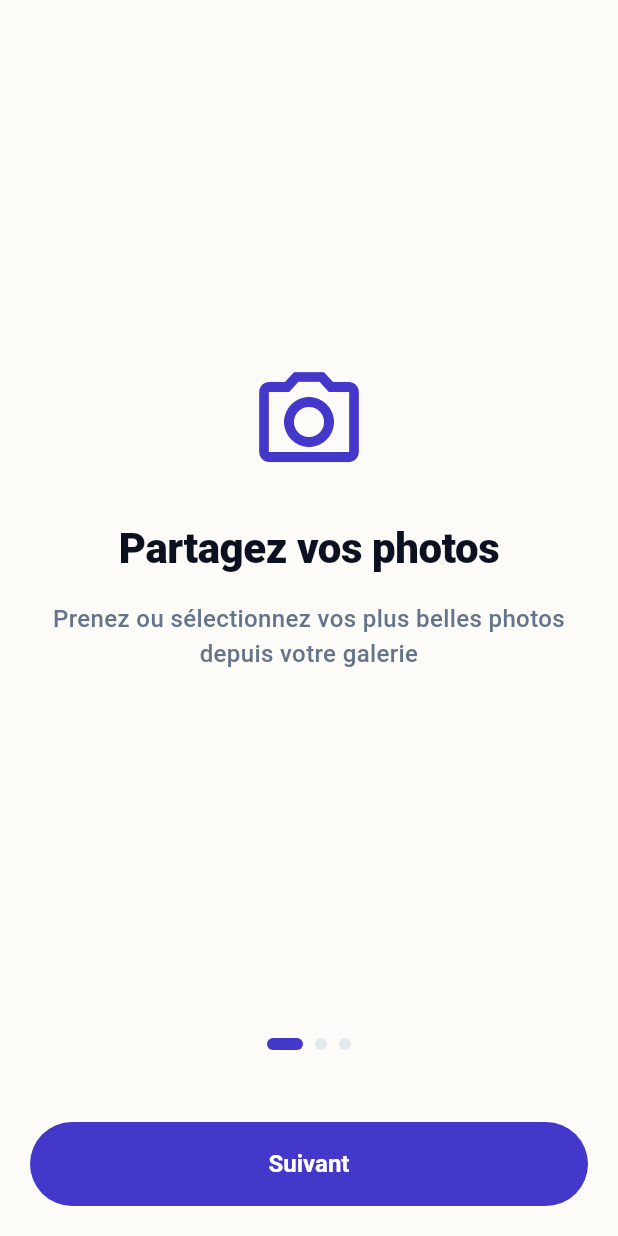
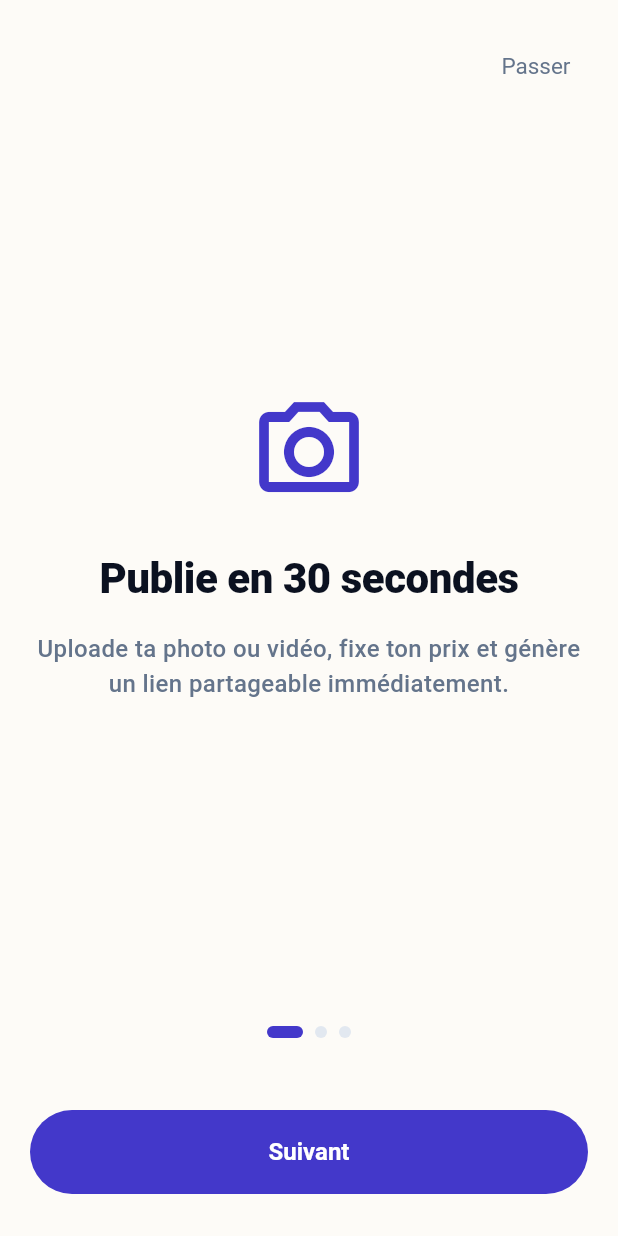
Before and after one commit to ouattaraab/seemi, a Flutter app: the screen it shows after launch, on a phone screen of 412 x 824 dp. Run offline on Flutter 3.47's test engine with Material 3 defaults, Android fonts, the phone set to English and light mode, and no system bars; our stand-ins replace dio, firebase_core, firebase_messaging, flutter_contacts, flutter_secure_storage, go_router and 4 more; missing offline and left inert: gal, video_thumbnail; accounts and stored records are empty; generated files the repository leaves out were written again; Roboto replaces fonts that are missing (Plus Jakarta Sans).

Commit message:
chore(pré-prod): groupes A-D + reset password screen
Groupe A — Deep linking
- ios/Runner/Runner.entitlements : applinks:seemi.click

Groupe C — Offline & UX
- wallet_provider.dart : cache SharedPreferences solde + totalCredits
- content_provider.dart : cache SharedPreferences totalViews + totalSales
- home_dashboard_tab.dart : utilise provider.totalViews/totalSales

Groupe D — Dette technique
- app_spacing.dart : kIconSizeSm=16, kIconSizeXl=48
- home_screen.dart : lazy loading IndexedStack (_visitedTabs) + import AppSpacing
- payout_constants.dart : constantes kTypeMobileMoney, kTypeBankAccount, kProviderOrange/Mtn/Wave
- payout_method_provider.dart : utilise PayoutConstants
- payout_method_screen.dart : utilise PayoutConstants
- payout_repository.dart : messages erreur EN → FR
- wallet_provider.dart : suppression dead code loadMoreWithdrawals()
- lib/core/**/.gitkeep : suppression fichiers stale

Plan 20 items — Phase 4 Flutter
- reset_password_screen.dart : écran reset password (deep link token+email)
- app_router.dart : GoRoute /reset-password + import

Co-Authored-By: Claude Sonnet 4.6 <noreply@anthropic.com>

```diff
--- a/lib/core/routing/app_router.dart
+++ b/lib/core/routing/app_router.dart
@@ -5,6 +5,7 @@ import 'package:ppv_app/core/routing/route_names.dart';
 import 'package:ppv_app/core/storage/secure_storage_service.dart';
 import 'package:ppv_app/features/auth/presentation/screens/change_password_screen.dart';
 import 'package:ppv_app/features/auth/presentation/screens/forgot_password_screen.dart';
+import 'package:ppv_app/features/auth/presentation/screens/reset_password_screen.dart';
 import 'package:ppv_app/features/auth/presentation/screens/kyc_screen.dart';
 import 'package:ppv_app/features/auth/presentation/screens/tos_screen.dart';
 import 'package:ppv_app/features/auth/presentation/screens/login_screen.dart';
@@ -94,6 +95,14 @@ class AppRouter {
         builder: (context, state) => const ForgotPasswordScreen(),
       ),
       GoRoute(
+        path: RouteNames.kRouteResetPassword,
+        builder: (context, state) {
+          final token = state.uri.queryParameters['token'] ?? '';
+          final email = state.uri.queryParameters['email'] ?? '';
+          return ResetPasswordScreen(token: token, email: email);
+        },
+      ),
+      GoRoute(
         path: RouteNames.kRouteChangePassword,
         builder: (context, state) => const ChangePasswordScreen(),
       ),
--- a/lib/core/theme/app_spacing.dart
+++ b/lib/core/theme/app_spacing.dart
@@ -21,8 +21,10 @@ abstract final class AppSpacing {
 
   // Icons
   static const double kIconSizeHero = 80;
+  static const double kIconSizeXl   = 48;
   static const double kIconSizeLg   = 32;
   static const double kIconSizeMd   = 24;
+  static const double kIconSizeSm   = 16;
 
   // Screen
   static const double kScreenMargin = 20;
--- a/lib/features/content/presentation/content_provider.dart
+++ b/lib/features/content/presentation/content_provider.dart
@@ -1,8 +1,13 @@
 import 'dart:io';
 
 import 'package:flutter/foundation.dart';
+import 'package:shared_preferences/shared_preferences.dart';
 import 'package:ppv_app/features/content/data/content_repository.dart';
 import 'package:ppv_app/features/content/domain/content.dart';
+
+// C2 — Clés de cache SharedPreferences pour les stats hors-ligne
+const _kCacheStatsViews    = 'cache_stats_total_views';
+const _kCacheStatsSales    = 'cache_stats_total_sales';
 
 /// Provider de gestion des contenus — pattern loading/error/data avec progression upload.
 class ContentProvider extends ChangeNotifier {
@@ -27,6 +32,10 @@ class ContentProvider extends ChangeNotifier {
   String? _nextCursor;
   bool _hasMore = false;
 
+  // C2 — Stats cached pour affichage hors-ligne
+  int _cachedTotalViews = 0;
+  int _cachedTotalSales = 0;
+
   bool get isLoading => _isLoading;
   bool get isPublishing => _isPublishing;
   String? get error => _error;
@@ -38,6 +47,14 @@ class ContentProvider extends ChangeNotifier {
   bool get isFetchingContents => _isFetchingContents;
   String? get contentsError => _contentsError;
   bool get hasMore => _hasMore;
+
+  // C2 — Getters stats offline (valeurs live si contenus chargés, sinon cache)
+  int get totalViews => _myContents.isNotEmpty
+      ? _myContents.fold(0, (s, c) => s + c.viewCount)
+      : _cachedTotalViews;
+  int get totalSales => _myContents.isNotEmpty
+      ? _myContents.fold(0, (s, c) => s + c.purchaseCount)
+      : _cachedTotalSales;
 
   @override
   void dispose() {
@@ -127,11 +144,17 @@ class ContentProvider extends ChangeNotifier {
   }
 
   /// Charge la liste des contenus de l'utilisateur courant avec pagination cursor-based.
+  /// Affiche les stats cached immédiatement si disponibles (C2 — mode hors-ligne).
   ///
   /// [refresh] = true recharge depuis le début.
   Future<void> loadMyContents({bool refresh = false}) async {
     if (_isFetchingContents) return;
     if (!refresh && !_hasMore && _myContents.isNotEmpty) return;
+
+    // C2 — Restaurer les stats cached avant la requête réseau
+    if (refresh || _myContents.isEmpty) {
+      await _restoreStatsFromCache();
+    }
 
     if (refresh) {
       _myContents = [];
@@ -150,14 +173,37 @@ class ContentProvider extends ChangeNotifier {
           : [..._myContents, ...result.contents];
       _nextCursor = result.nextCursor;
       _hasMore = result.hasMore;
+      // C2 — Persister les stats après chargement réseau réussi
+      await _persistStatsToCache();
     } catch (e) {
       final raw = e.toString().replaceFirst('Exception: ', '');
       _contentsError =
           raw.isNotEmpty ? raw : 'Erreur lors du chargement des contenus.';
+      // C2 — En mode hors-ligne, les stats cached restent affichées via totalViews/totalSales
     } finally {
       _isFetchingContents = false;
       _safeNotify();
     }
+  }
+
+  Future<void> _persistStatsToCache() async {
+    try {
+      final prefs = await SharedPreferences.getInstance();
+      final views = _myContents.fold(0, (s, c) => s + c.viewCount);
+      final sales = _myContents.fold(0, (s, c) => s + c.purchaseCount);
+      await prefs.setInt(_kCacheStatsViews, views);
+      await prefs.setInt(_kCacheStatsSales, sales);
+      _cachedTotalViews = views;
+      _cachedTotalSales = sales;
+    } catch (_) {}
+  }
+
+  Future<void> _restoreStatsFromCache() async {
+    try {
+      final prefs = await SharedPreferences.getInstance();
+      _cachedTotalViews = prefs.getInt(_kCacheStatsViews) ?? 0;
+      _cachedTotalSales = prefs.getInt(_kCacheStatsSales) ?? 0;
+    } catch (_) {}
   }
 
   /// Récupère un contenu par son ID (utilisé pour le polling du blur).
--- a/lib/features/onboarding/presentation/screens/onboarding_screen.dart
+++ b/lib/features/onboarding/presentation/screens/onboarding_screen.dart
@@ -21,25 +21,25 @@ class _OnboardingPage {
 const _pages = [
   _OnboardingPage(
     icon: Icons.camera_alt_outlined,
-    title: 'Partagez vos photos',
+    title: 'Publie en 30 secondes',
     description:
-        'Prenez ou sélectionnez vos plus belles photos depuis votre galerie',
+        'Uploade ta photo ou vidéo, fixe ton prix et génère un lien partageable immédiatement.',
   ),
   _OnboardingPage(
-    icon: Icons.monetization_on_outlined,
-    title: 'Fixez votre prix',
+    icon: Icons.link_outlined,
+    title: 'Partage ton lien',
     description:
-        'Définissez le montant que les acheteurs paieront pour voir votre contenu',
+        'Envoie le lien sur Instagram, WhatsApp ou Telegram. Tes fans cliquent et paient directement.',
   ),
   _OnboardingPage(
     icon: Icons.account_balance_wallet_outlined,
-    title: 'Gagnez de l\'argent',
+    title: 'Encaisse directement',
     description:
-        'Recevez vos gains directement sur votre Mobile Money ou compte bancaire',
+        'Les paiements arrivent sur ton portefeuille SeeMi. Retire sur Mobile Money ou compte bancaire.',
   ),
 ];
 
-/// Écran d'onboarding 3 pages — introduction à PPV.
+/// Écran d'onboarding 3 pages — introduction à SeeMi (C1).
 class OnboardingScreen extends StatefulWidget {
   const OnboardingScreen({super.key});
 
@@ -74,6 +74,8 @@ class _OnboardingScreenState extends State<OnboardingScreen> {
     }
   }
 
+  void _skip() => context.go(RouteNames.kRouteRegister);
+
   @override
   Widget build(BuildContext context) {
     final isLastPage = _currentPage == _pages.length - 1;
@@ -84,6 +86,19 @@ class _OnboardingScreenState extends State<OnboardingScreen> {
           padding: const EdgeInsets.all(AppSpacing.kScreenMargin),
           child: Column(
             children: [
+              // Bouton "Passer" en haut à droite
+              Align(
+                alignment: Alignment.centerRight,
+                child: TextButton(
+                  onPressed: _skip,
+                  child: Text(
+                    'Passer',
+                    style: AppTextStyles.kBodyMedium.copyWith(
+                      color: AppColors.kTextSecondary,
+                    ),
+                  ),
+                ),
+              ),
               Expanded(
                 child: PageView.builder(
                   controller: _pageController,
@@ -105,9 +120,23 @@ class _OnboardingScreenState extends State<OnboardingScreen> {
                 width: double.infinity,
                 child: FilledButton(
                   onPressed: _nextPage,
-                  child: Text(isLastPage ? 'Commencer' : 'Suivant'),
+                  child: Text(isLastPage ? 'Créer mon compte' : 'Suivant'),
                 ),
               ),
+              // Lien "Se connecter" visible sur la dernière page
+              if (isLastPage) ...[
+                const SizedBox(height: AppSpacing.kSpaceMd),
+                TextButton(
+                  onPressed: () => context.go(RouteNames.kRouteLogin),
+                  child: Text(
+                    'Déjà un compte ? Se connecter',
+                    style: AppTextStyles.kBodyMedium.copyWith(
+                      color: AppColors.kPrimary,
+                    ),
+                  ),
+                ),
+              ],
+              const SizedBox(height: AppSpacing.kSpaceSm),
             ],
           ),
         ),
--- a/lib/features/payout/data/payout_repository.dart
+++ b/lib/features/payout/data/payout_repository.dart
@@ -26,7 +26,7 @@ class PayoutRepository {
 
     final data = response['data'];
     if (data is! Map<String, dynamic>) {
-      throw Exception('Invalid API response: missing data field');
+      throw Exception('Réponse API invalide : champ data manquant');
     }
 
     return PayoutMethodModel.fromJson(data);
@@ -39,7 +39,7 @@ class PayoutRepository {
 
     final data = response['data'];
     if (data is! Map<String, dynamic>) {
-      throw Exception('Invalid API response: missing data field');
+      throw Exception('Réponse API invalide : champ data manquant');
     }
 
     return PayoutMethodModel.fromJson(data);
--- /dev/null
+++ b/lib/features/payout/domain/payout_constants.dart
@@ -0,0 +1,11 @@
+/// Constantes centralisées pour les types de reversement et les providers.
+abstract final class PayoutConstants {
+  // Types de reversement
+  static const String kTypeMobileMoney = 'mobile_money';
+  static const String kTypeBankAccount = 'bank_account';
+
+  // Providers Mobile Money
+  static const String kProviderOrange = 'orange';
+  static const String kProviderMtn    = 'mtn';
+  static const String kProviderWave   = 'wave';
+}
--- a/lib/features/payout/presentation/payout_method_provider.dart
+++ b/lib/features/payout/presentation/payout_method_provider.dart
@@ -1,5 +1,6 @@
 import 'package:flutter/foundation.dart';
 import 'package:ppv_app/features/payout/data/payout_repository.dart';
+import 'package:ppv_app/features/payout/domain/payout_constants.dart';
 import 'package:ppv_app/features/payout/domain/payout_method.dart';
 
 /// Provider moyen de reversement — gère la configuration et l'affichage.
@@ -12,8 +13,8 @@ class PayoutMethodProvider extends ChangeNotifier {
   // --- State ---
   bool _isLoading = false;
   String? _error;
-  String _selectedType = 'mobile_money';
-  String _selectedProvider = 'orange';
+  String _selectedType = PayoutConstants.kTypeMobileMoney;
+  String _selectedProvider = PayoutConstants.kProviderOrange;
   PayoutMethod? _existingPayoutMethod;
   bool _disposed = false;
 
@@ -86,10 +87,10 @@ class PayoutMethodProvider extends ChangeNotifier {
     try {
       _existingPayoutMethod = await _repository.configurePayoutMethod(
         payoutType: _selectedType,
-        provider: _selectedType == 'mobile_money' ? _selectedProvider : null,
+        provider: _selectedType == PayoutConstants.kTypeMobileMoney ? _selectedProvider : null,
         accountNumber: accountNumber,
         accountHolderName: accountHolderName,
-        bankName: _selectedType == 'bank_account' ? bankName : null,
+        bankName: _selectedType == PayoutConstants.kTypeBankAccount ? bankName : null,
       );
       _isLoading = false;
       _safeNotify();
```
Also changed, not shown: lib/features/auth/presentation/screens/reset_password_screen.dart (added, +269 -0 lines), lib/features/home/presentation/screens/home_screen.dart (+18 -7 lines), lib/features/home/presentation/widgets/home_dashboard_tab.dart (+4 -5 lines), lib/features/payout/presentation/screens/payout_method_screen.dart (+13 -12 lines), lib/features/wallet/presentation/wallet_provider.dart (+51 -19 lines), 8 other files.
